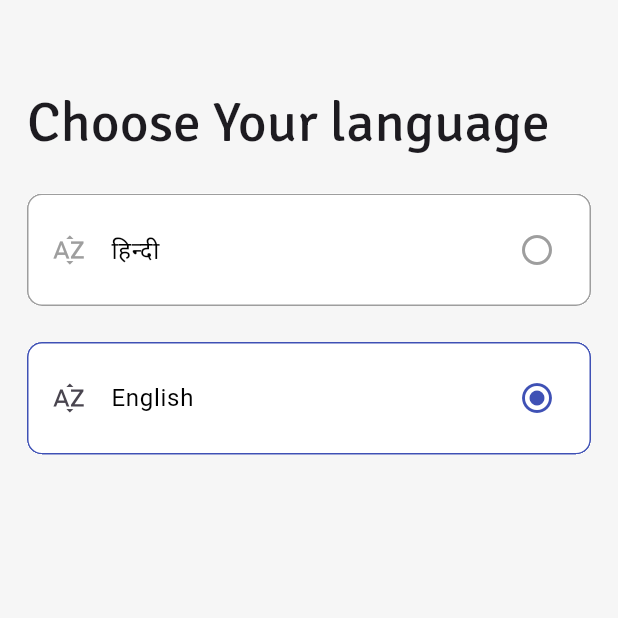
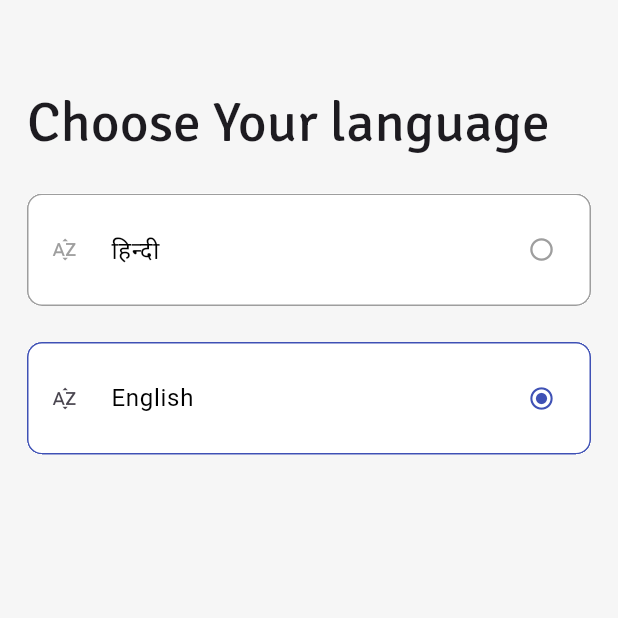
Before and after one commit to EazyPizy/eazypizy_Eazyman, a Flutter app: the screen it shows after launch, on a phone screen of 412 x 824 dp, the top half of it. Run offline on Flutter 3.47's test engine with Material 2 defaults, Android fonts, the light colour scheme and no system bars; our stand-ins replace cached_network_image, carousel_slider, cloud_firestore, contacts_service, device_preview, firebase_auth and 17 more; accounts and stored records are empty.

Commit message:
5-June 2023

```diff
--- a/lib/main.dart
+++ b/lib/main.dart
@@ -18,8 +18,8 @@
 Future<void> main() async {
   SystemChrome.setSystemUIOverlayStyle(
     const SystemUiOverlayStyle(
-      systemNavigationBarColor: EazyColors.background,
-      statusBarColor: EazyColors.background, // navigation bar color
+      systemNavigationBarColor: EazyColors.white,
+      statusBarColor: EazyColors.white, // navigation bar color
       // status bar color
     ),
   );
--- a/lib/theme/app_colors.dart
+++ b/lib/theme/app_colors.dart
@@ -1,11 +1,12 @@
 import 'package:flutter/material.dart';
 
 abstract class EazyColors {
-  static const Color primary = Colors.indigo;
+  static const Color dummy = Colors.amber;
   static const Color lightBlack = Colors.black54;
-  static  const Color background =Color(0xFFF6F6F6);
+  static const Color background = Color(0xFFF6F6F6);
   static const secBackground = Color(0xffececf6);
   static const Color appBarBG = Colors.white;
+
   ///New Colors///
   static const white = Colors.white;
   static const secondary = Color(0xffa6a6a6);
@@ -14,4 +15,14 @@
   static const borderColors = Colors.blueAccent;
   static const blackShade = Color(0xff262626);
   static const barBg = Color(0xffe3e3ee);
+  static Color gray100 = hexToColor('#bdbebe');
+
+  static const Color primary = Colors.indigo;
 }
+
+Color hexToColor(String hex) {
+  assert(RegExp(r'^#([0-9a-fA-F]{6})|([0-9a-fA-F]{8})$').hasMatch(hex));
+
+  return Color(int.parse(hex.substring(1), radix: 16) +
+      (hex.length == 7 ? 0xFF000000 : 0x00000000));
+}
--- a/lib/theme/theme.dart
+++ b/lib/theme/theme.dart
@@ -12,19 +12,21 @@
     backgroundColor: EazyColors.primary,
     foregroundColor: EazyColors.background,
   ),
-  appBarTheme: AppBarTheme(
+  appBarTheme:  AppBarTheme(
     elevation: 0.5,
     backgroundColor: EazyColors.appBarBG,
-    centerTitle: true,
+    surfaceTintColor: EazyColors.appBarBG,
     titleTextStyle: TextStyle(
-      fontFamily: 'Signika',
-      fontWeight: FontWeight.normal,
-      fontSize: 20.sp,
-      color: EazyColors.black,
+        fontFamily: 'Signika',
+        fontWeight: FontWeight.normal,
+        fontSize: 14.sp,
+        color: EazyColors.black
     ),
-    surfaceTintColor: EazyColors.background,
     iconTheme: const IconThemeData(
-      color: EazyColors.black,
+      color: EazyColors.primary,
+      size: 20,
+
+
     ),
   ),
   textTheme: TextTheme(
@@ -45,10 +47,10 @@
       fontSize: 18.sp,
     ),
     headlineSmall: TextStyle(
-        fontFamily: 'Signika',
-        fontWeight: FontWeight.w100,
-        fontSize: 12.sp,
-        color: EazyColors.white),
+      fontFamily: 'Signika',
+      fontWeight: FontWeight.w100,
+      fontSize: 10.sp,
+    ),
     headlineMedium: TextStyle(
       fontFamily: 'Signika',
       fontWeight: FontWeight.normal,
@@ -58,14 +60,8 @@
     headlineLarge: TextStyle(
       fontFamily: 'Signika',
       fontWeight: FontWeight.normal,
-      fontSize: 40.sp,
-      color: Colors.green,
-    ),
-    displaySmall: TextStyle(
-      fontFamily: 'Signika',
-      fontWeight: FontWeight.normal,
-      fontSize: 40.sp,
-      color: Colors.green,
+      fontSize: 25.sp,
+      color: Colors.black,
     ),
     bodySmall: TextStyle(
       fontFamily: 'Signika',
@@ -74,5 +70,5 @@
       color: EazyColors.white,
     ),
   ),
-  iconTheme: const IconThemeData(color: EazyColors.black),
+  iconTheme: const IconThemeData(color: EazyColors.primary, size:18 ),
 );
--- a/lib/widgets/EasyButtons.dart
+++ b/lib/widgets/EasyButtons.dart
@@ -66,7 +66,7 @@
           ),
       child: Text(
         title,
-        style: Get.textTheme.headlineSmall,
+        style: Get.textTheme.titleMedium,
       ),
     );
   }
```
Also changed, not shown: lib/Modules/BottomNavigationBar/View_Bottom_Navigation_Bar.dart (+92 -20 lines), lib/Modules/Home/View_HomeScreen.dart (+79 -79 lines), 1 other file.
